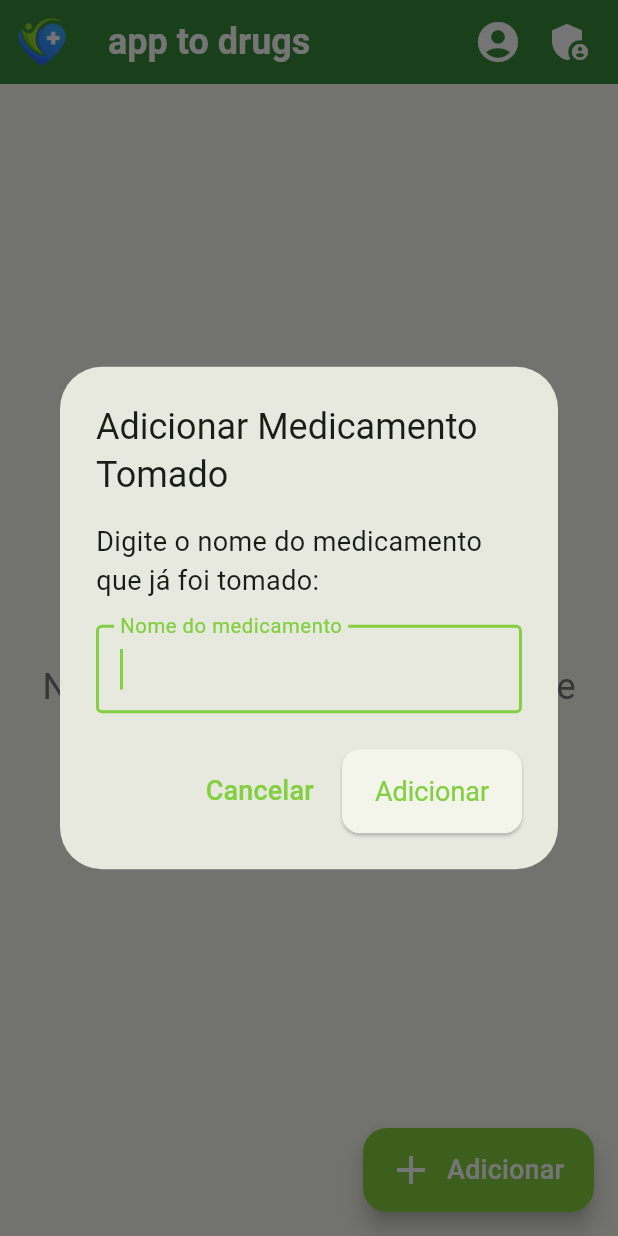
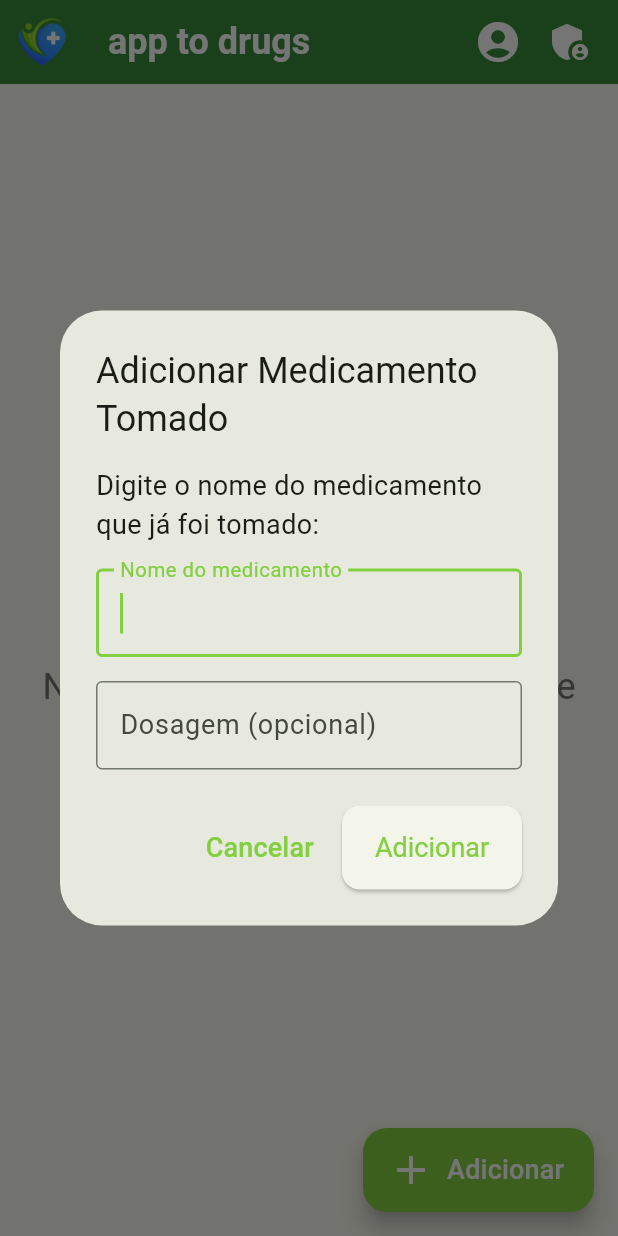
Before and after one commit to kimikdark/medicamentos, a Flutter app: the screen it shows once a user with an empty profile is signed in, after a tap on "Adicionar", on a phone screen of 412 x 824 dp. Run offline on Flutter 3.47's test engine with Material 3 defaults, Android fonts, the phone set to English and light mode, and no system bars; our stand-ins replace carousel_slider, cloud_firestore, firebase_auth, firebase_core, firebase_messaging, flutter_local_notifications and 3 more; accounts and stored records are empty.

Commit message:
bug fixes

```diff
--- a/lib/main.dart
+++ b/lib/main.dart
@@ -1,13 +1,12 @@
 import 'package:flutter/material.dart';
 import 'package:flutter/services.dart';
-import 'package:flutter/foundation.dart' show kIsWeb, kDebugMode;
+import 'package:flutter/foundation.dart' show kIsWeb;
 import 'firebase_options.dart';
 import 'services/firebase_service.dart';
 import 'services/firebase_init_service.dart';
 import 'services/auth_service.dart';
 import 'services/notification_service.dart';
 import 'services/estado_service.dart';
-import 'screens/home/home_screen.dart';
 import 'screens/auth/auth_wrapper.dart';
 import 'utils/constants.dart';
 
@@ -65,9 +64,13 @@ void main() async {
     }
 
     // Notificações e estado service não funcionam no web
-    if (!kIsWeb && !USE_MOCK_DATA) {
-      await NotificationService().initialize();
+    if (!kIsWeb) {
+      if (!USE_MOCK_DATA) {
+        await NotificationService().initialize();
+      }
+      // EstadoService funciona tanto em modo mock quanto real (não-web)
       EstadoService().iniciar();
+      debugPrint('✓ EstadoService iniciado');
     }
 
     debugPrint('✅ Todos os serviços inicializados com sucesso');
--- a/lib/screens/admin/administracao_screen.dart
+++ b/lib/screens/admin/administracao_screen.dart
@@ -182,7 +182,7 @@ class _AdministracaoScreenState extends State<AdministracaoScreen> {
                     labelText: 'Minutos até "Finalizado"',
                     border: OutlineInputBorder(),
                     prefixIcon: Icon(Icons.timer),
-                    helperText: 'Tempo após marcar como "Tomado"',
+                    helperText: 'Tempo desde a hora da toma agendada',
                   ),
                   style: const TextStyle(fontSize: fontSizeMedium),
                 ),
@@ -194,7 +194,7 @@ class _AdministracaoScreenState extends State<AdministracaoScreen> {
                     labelText: 'Minutos até "Não Tomado"',
                     border: OutlineInputBorder(),
                     prefixIcon: Icon(Icons.warning),
-                    helperText: 'Tempo após hora da toma sem confirmação',
+                    helperText: 'Tempo desde a hora da toma sem confirmação',
                   ),
                   style: const TextStyle(fontSize: fontSizeMedium),
                 ),
--- a/lib/screens/admin/configuracao_medicacao_screen.dart
+++ b/lib/screens/admin/configuracao_medicacao_screen.dart
@@ -42,9 +42,11 @@ class _ConfiguracaoMedicacaoScreenState
 
           final medicamentos = snapshot.data ?? [];
 
-          // Filtra apenas "por tomar" para administração
+          // Filtra: "por tomar" OU medicamentos com repetição ativa (independente do estado)
           final medicamentosPorTomar = medicamentos
-              .where((m) => m.estado == EstadoMedicamento.porTomar)
+              .where((m) =>
+                  m.estado == EstadoMedicamento.porTomar ||
+                  m.frequenciaRepeticao != FrequenciaRepeticao.nenhuma)
               .toList();
 
           if (medicamentosPorTomar.isEmpty) {
--- a/lib/screens/home/home_screen.dart
+++ b/lib/screens/home/home_screen.dart
@@ -1,6 +1,8 @@
 import 'package:flutter/material.dart';
+import 'package:flutter/foundation.dart';
 import '../../models/medicamento.dart';
 import '../../services/firebase_service.dart';
+import '../../services/estado_service.dart';
 import '../../utils/constants.dart';
 import '../../utils/helpers.dart';
 import '../../widgets/medicamento_card.dart';
@@ -142,7 +144,22 @@ class _HomeScreenState extends State<HomeScreen> {
           );
         },
       ),
-      floatingActionButton: FloatingActionButton.extended(
+      floatingActionButton: Column(
+        mainAxisAlignment: MainAxisAlignment.end,
+        children: [
+          // Botão de debug (apenas em modo debug)
+          if (kDebugMode) ...[
+            FloatingActionButton(
+              heroTag: 'debugBtn',
+              onPressed: _forcarVerificacaoEstados,
+              backgroundColor: Colors.orange,
+              child: const Icon(Icons.refresh, size: 24),
+            ),
+            const SizedBox(height: 10),
+          ],
+          // Botão principal
+          FloatingActionButton.extended(
+            heroTag: 'addBtn',
             onPressed: _criarEntradaFinalizada,
             backgroundColor: brandGreen,
             icon: const Icon(Icons.add, size: 32),
@@ -150,6 +167,8 @@ class _HomeScreenState extends State<HomeScreen> {
               'Adicionar',
               style: TextStyle(fontSize: fontSizeMedium),
             ),
+          ),
+        ],
       ),
     );
   }
@@ -198,7 +217,8 @@ class _HomeScreenState extends State<HomeScreen> {
 
   /// Cria entrada já finalizada (botão +)
   Future<void> _criarEntradaFinalizada() async {
-    final controller = TextEditingController();
+    final nomeController = TextEditingController();
+    final dosagemController = TextEditingController();
 
     final resultado = await showDialog<bool>(
       context: context,
@@ -213,13 +233,23 @@ class _HomeScreenState extends State<HomeScreen> {
             ),
             const SizedBox(height: 16),
             TextField(
-              controller: controller,
+              controller: nomeController,
               decoration: const InputDecoration(
                 labelText: 'Nome do medicamento',
                 border: OutlineInputBorder(),
               ),
               style: const TextStyle(fontSize: fontSizeMedium),
               autofocus: true,
+            ),
+            const SizedBox(height: 16),
+            TextField(
+              controller: dosagemController,
+              decoration: const InputDecoration(
+                labelText: 'Dosagem (opcional)',
+                border: OutlineInputBorder(),
+                hintText: 'Ex: 500mg, 2 comprimidos',
+              ),
+              style: const TextStyle(fontSize: fontSizeMedium),
             ),
           ],
         ),
@@ -236,9 +266,10 @@ class _HomeScreenState extends State<HomeScreen> {
       ),
     );
 
-    if (resultado == true && controller.text.isNotEmpty) {
+    if (resultado == true && nomeController.text.isNotEmpty) {
       final novoMedicamento = Medicamento(
-        nome: controller.text,
+        nome: nomeController.text,
+        dose: dosagemController.text.isNotEmpty ? dosagemController.text : null,
         horaToma: TimeOfDay.now(),
         estado: EstadoMedicamento.finalizado,
         dataTomada: DateTime.now(),
@@ -303,4 +334,22 @@ class _HomeScreenState extends State<HomeScreen> {
       ),
     );
   }
+
+  /// Força verificação de estados (DEBUG)
+  Future<void> _forcarVerificacaoEstados() async {
+    if (kDebugMode) {
+      debugPrint('🔧 DEBUG: Forçando verificação de estados...');
+      await EstadoService().verificarAgora();
+      if (mounted) {
+        ScaffoldMessenger.of(context).showSnackBar(
+          const SnackBar(
+            content: Text('Verificação de estados executada! Veja o console.'),
+            duration: Duration(seconds: 2),
+            backgroundColor: Colors.orange,
+          ),
+        );
       }
+      debugPrint('🔧 DEBUG: Verificação concluída');
+    }
+  }
+}
--- a/lib/services/firebase_service.dart
+++ b/lib/services/firebase_service.dart
@@ -270,9 +270,11 @@ class FirebaseService {
           .add({
         'medicamentoId': medicamento.id,
         'nome': medicamento.nome,
+        'dose': medicamento.dose,
         'estado': medicamento.estado.index,
         'estadoString': medicamento.estadoString,
         'horaToma': medicamento.horaTomaString,
+        'notas': medicamento.notas,
         'timestamp': Timestamp.now(),
       });
 
--- a/lib/services/mock_firebase_service.dart
+++ b/lib/services/mock_firebase_service.dart
@@ -136,9 +136,11 @@ class MockFirebaseService {
       'id': m.id,
       'medicamentoId': m.id,
       'nome': m.nome,
+      'dose': m.dose,
       'estado': m.estado.index,
       'estadoString': m.estadoString,
       'horaToma': m.horaTomaString,
+      'notas': m.notas,
       'timestamp': DateTime.now(),
     }).toList();
 
```
Also changed, not shown: lib/screens/admin/historico_screen.dart (+102 -0 lines), lib/services/estado_service.dart (+15 -38 lines), 3 other files. Lines whose indentation alone changed are shown as unchanged.
